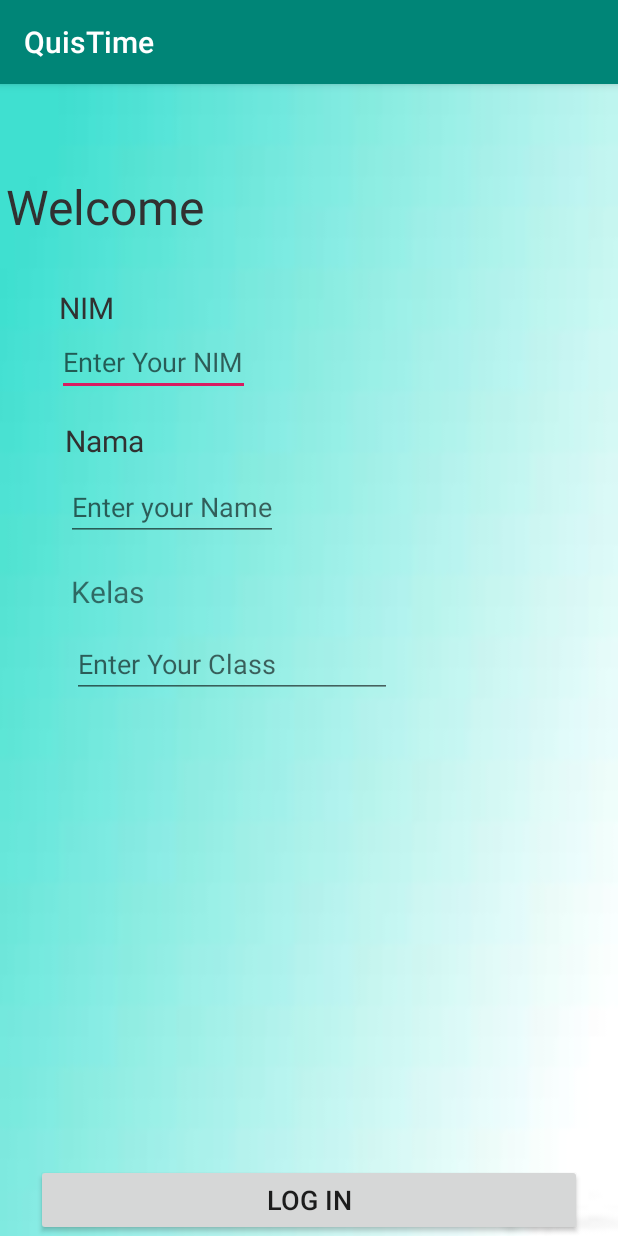
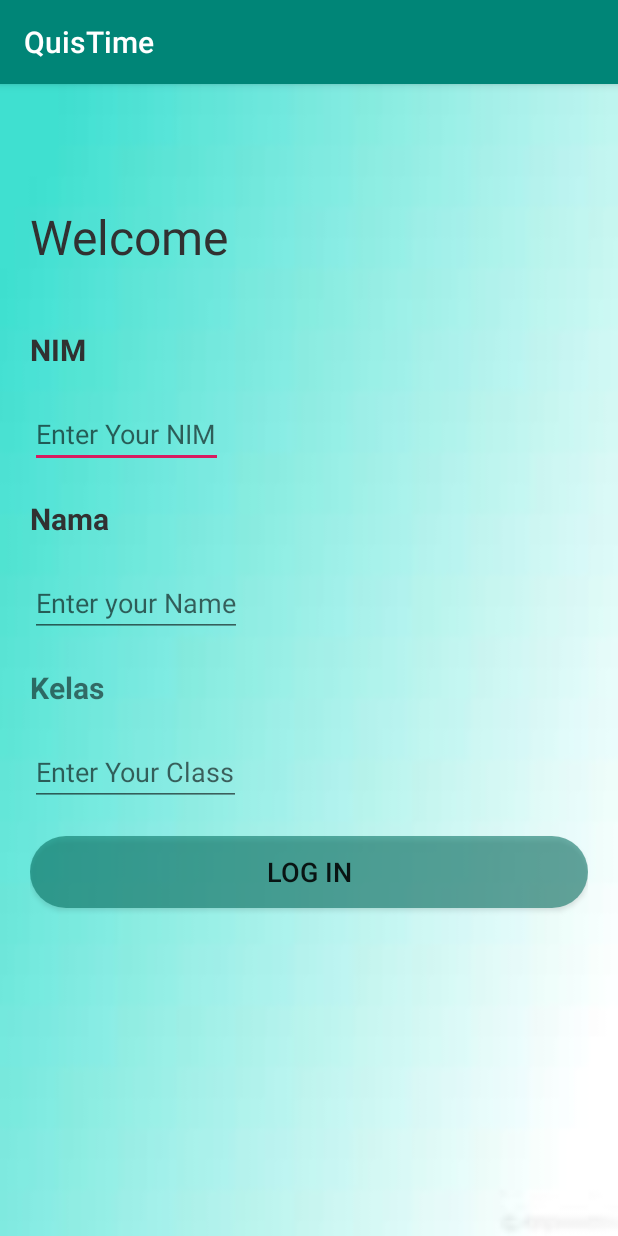
Before and after one commit to MalangDeveloper/QuisTime, an Android app: the MhsLoginActivity screen opened directly, with no data from a screen before it, on a phone screen of 412 x 824 dp. Run offline under Robolectric (Android 15) with nearby library versions, the phone set to English and light mode, and no system bars; our stand-ins replace Firebase (no records; nobody signed in at launch, a user with empty details on screens opened directly).

Commit message:
mengubah tampilan

```diff
--- /dev/null
+++ b/app/src/main/res/drawable/roundedbutton.xml
@@ -0,0 +1,6 @@
+<?xml version="1.0" encoding="utf-8"?>
+<shape xmlns:android="http://schemas.android.com/apk/res/android" android:shape="rectangle">
+    <corners android:radius="150dp"></corners>
+    <solid android:color="@color/rounded1"></solid>
+
+</shape>
--- a/app/src/main/res/layout/activity_list_nilai.xml
+++ b/app/src/main/res/layout/activity_list_nilai.xml
@@ -4,6 +4,7 @@
     xmlns:tools="http://schemas.android.com/tools"
     android:layout_width="match_parent"
     android:layout_height="match_parent"
+    android:background="@drawable/background"
     tools:context=".Menu.ListNilaiActivity">
 
     <EditText
@@ -25,6 +26,7 @@
         android:layout_height="wrap_content"
         android:layout_marginEnd="28dp"
         android:text="Button"
+        android:background="@drawable/roundedbutton"
         app:layout_constraintBottom_toTopOf="@+id/guideline3"
         app:layout_constraintEnd_toEndOf="parent"
         app:layout_constraintStart_toEndOf="@+id/txtCariNIM"
--- a/app/src/main/res/layout/activity_login_dosen.xml
+++ b/app/src/main/res/layout/activity_login_dosen.xml
@@ -76,6 +76,7 @@
         android:layout_marginEnd="24dp"
         android:layout_marginBottom="212dp"
         android:text="LOG IN"
+        android:background="@drawable/roundedbutton"
         android:textSize="18sp"
         app:layout_constraintBottom_toBottomOf="parent"
         app:layout_constraintEnd_toEndOf="parent"
@@ -87,6 +88,7 @@
         android:layout_width="wrap_content"
         android:layout_height="wrap_content"
         android:text="Tambah"
+        android:background="@drawable/roundedbutton"
         app:layout_constraintEnd_toEndOf="parent"
         app:layout_constraintTop_toTopOf="parent" />
 </androidx.constraintlayout.widget.ConstraintLayout>
--- a/app/src/main/res/layout/activity_matkul.xml
+++ b/app/src/main/res/layout/activity_matkul.xml
@@ -46,5 +46,6 @@
         app:layout_constraintBottom_toTopOf="@+id/guideline"
         app:layout_constraintEnd_toEndOf="parent"
         app:layout_constraintTop_toTopOf="parent"
+        android:background="@drawable/roundedbutton"
         app:layout_constraintVertical_bias="0.274" />
 </androidx.constraintlayout.widget.ConstraintLayout>
--- a/app/src/main/res/layout/activity_mhs_login.xml
+++ b/app/src/main/res/layout/activity_mhs_login.xml
@@ -1,12 +1,17 @@
 <?xml version="1.0" encoding="utf-8"?>
-<androidx.constraintlayout.widget.ConstraintLayout xmlns:android="http://schemas.android.com/apk/res/android"
+<LinearLayout xmlns:android="http://schemas.android.com/apk/res/android"
     xmlns:app="http://schemas.android.com/apk/res-auto"
     xmlns:tools="http://schemas.android.com/tools"
     android:layout_width="match_parent"
     android:layout_height="match_parent"
     android:background="@drawable/background"
+    android:orientation="vertical"
     tools:context=".Menu.MhsLoginActivity">
-
+    <LinearLayout
+        android:layout_width="match_parent"
+        android:layout_height="match_parent"
+        android:layout_margin="20dp"
+        android:orientation="vertical">
         <TextView
             android:id="@+id/welcome_back"
             android:layout_width="wrap_content"
@@ -14,106 +19,68 @@
             android:layout_marginTop="60dp"
             android:text="Welcome "
             android:textColor="#313131"
-        android:textSize="32sp"
-        app:layout_constraintEnd_toEndOf="parent"
-        app:layout_constraintHorizontal_bias="0.014"
-        app:layout_constraintStart_toStartOf="parent"
-        app:layout_constraintTop_toTopOf="parent" />
+            android:textSize="32sp" />
 
         <TextView
             android:id="@+id/reset_code"
             android:layout_width="wrap_content"
             android:layout_height="wrap_content"
-        android:layout_marginLeft="24dp"
-        android:layout_marginTop="32dp"
-        android:layout_marginEnd="336dp"
+            android:layout_marginTop="40dp"
             android:text="NIM"
             android:textColor="#313131"
             android:textSize="20sp"
-        app:layout_constraintEnd_toEndOf="parent"
-        app:layout_constraintLeft_toLeftOf="parent"
-        app:layout_constraintTop_toBottomOf="@+id/welcome_back" />
+            android:textStyle="bold" />
 
         <EditText
             android:id="@+id/txtNIM"
             android:layout_width="wrap_content"
             android:layout_height="wrap_content"
             android:hint="Enter Your NIM"
-        android:inputType="textEmailAddress"
-        app:layout_constraintEnd_toEndOf="parent"
-        app:layout_constraintHorizontal_bias="0.134"
-        app:layout_constraintLeft_toLeftOf="parent"
-        app:layout_constraintRight_toRightOf="parent"
-        app:layout_constraintStart_toStartOf="parent"
-        app:layout_constraintTop_toBottomOf="@+id/reset_code" />
+            android:layout_marginTop="20dp"
+            android:inputType="textEmailAddress" />
 
         <TextView
             android:id="@+id/new_password"
             android:layout_width="wrap_content"
             android:layout_height="wrap_content"
-        android:layout_marginLeft="20dp"
-        android:layout_marginTop="16dp"
-        android:layout_marginEnd="316dp"
+            android:layout_marginTop="20dp"
             android:text="Nama"
             android:textColor="#313131"
             android:textSize="20sp"
-        app:layout_constraintEnd_toEndOf="parent"
-        app:layout_constraintLeft_toLeftOf="parent"
-        app:layout_constraintTop_toBottomOf="@+id/txtNIM" />
+            android:textStyle="bold" />
 
         <EditText
             android:id="@+id/txtNama"
             android:layout_width="wrap_content"
             android:layout_height="wrap_content"
-        android:layout_marginLeft="24dp"
-        android:layout_marginTop="8dp"
-        android:layout_marginRight="24dp"
-        android:hint="@string/enter_nama"
-        app:layout_constraintHorizontal_bias="0.089"
-        app:layout_constraintLeft_toLeftOf="parent"
-        app:layout_constraintRight_toRightOf="parent"
-        app:layout_constraintTop_toBottomOf="@+id/new_password" />
+            android:layout_marginTop="20dp"
+            android:hint="@string/enter_nama" />
+
+        <TextView
+            android:id="@+id/textView7"
+            android:layout_width="wrap_content"
+            android:layout_height="wrap_content"
+            android:layout_marginTop="20dp"
+            android:text="Kelas"
+            android:textSize="20sp"
+            android:textStyle="bold" />
+
+        <EditText
+            android:id="@+id/txtKelas"
+            android:layout_width="wrap_content"
+            android:layout_height="wrap_content"
+            android:layout_marginTop="20dp"
+            android:hint="@string/enter_kelas"
+            android:inputType="textPersonName"
+            android:textSize="18sp" />
 
         <Button
             android:id="@+id/btnLogin"
             android:layout_width="match_parent"
             android:layout_height="wrap_content"
-        android:layout_marginStart="24dp"
-        android:layout_marginEnd="24dp"
+            android:layout_marginTop="20dp"
+            android:background="@drawable/roundedbutton"
             android:text="LOG IN"
-        android:textSize="18sp"
-        app:layout_constraintBottom_toBottomOf="parent"
-        app:layout_constraintEnd_toEndOf="parent"
-        app:layout_constraintHorizontal_bias="0.0"
-        app:layout_constraintStart_toStartOf="parent"
-        app:layout_constraintTop_toBottomOf="@+id/txtKelas"
-        app:layout_constraintVertical_bias="1.0" />
-
-    <TextView
-        android:id="@+id/textView7"
-        android:layout_width="wrap_content"
-        android:layout_height="wrap_content"
-        android:layout_marginStart="16dp"
-        android:layout_marginTop="20dp"
-        android:text="Kelas"
-        android:textSize="20sp"
-        app:layout_constraintEnd_toEndOf="parent"
-        app:layout_constraintHorizontal_bias="0.091"
-        app:layout_constraintStart_toStartOf="parent"
-        app:layout_constraintTop_toBottomOf="@+id/txtNama" />
-
-    <EditText
-        android:id="@+id/txtKelas"
-        android:layout_width="wrap_content"
-        android:layout_height="wrap_content"
-        android:layout_marginTop="12dp"
-        android:ems="10"
-        android:inputType="textPersonName"
-        android:textSize="18sp"
-        app:layout_constraintEnd_toEndOf="parent"
-        app:layout_constraintHorizontal_bias="0.242"
-        app:layout_constraintStart_toStartOf="parent"
-        android:hint="@string/enter_kelas"
-        app:layout_constraintTop_toBottomOf="@+id/textView7" />
-
-</androidx.constraintlayout.widget.ConstraintLayout>
+            android:textSize="18sp" />
+    </LinearLayout>
+</LinearLayout>
--- a/app/src/main/res/layout/jawabsoal.xml
+++ b/app/src/main/res/layout/jawabsoal.xml
@@ -11,6 +11,7 @@
     <LinearLayout
         android:layout_width="wrap_content"
         android:layout_height="wrap_content"
+        android:layout_margin="20dp"
         android:orientation="horizontal">
 
         <TextView
--- a/app/src/main/res/values/colors.xml
+++ b/app/src/main/res/values/colors.xml
@@ -5,6 +5,8 @@
     <color name="colorAccent">#D81B60</color>
     <color name="colorBlue">#29BBBB</color>
     <color name="blue">#523B4DA8</color>
+    <color name="rounded1">#8B006D5F</color>
+    <color name="white">#FFFFFF</color>
 
 
     <color name="dot_dark_screen1">#03105A</color>
```
Also changed, not shown: app/src/main/res/layout/activity_home.xml (+17 -5 lines), app/src/main/res/layout/activity_main.xml (+19 -15 lines), app/src/main/res/layout/activity_signin.xml (+11 -0 lines), app/src/main/res/layout/activity_tambah_matkul.xml (+21 -22 lines), app/src/main/res/layout/activity_tambah_soal.xml (+17 -1 lines), app/src/main/res/layout/activity_token.xml (+17 -21 lines). Lines whose indentation alone changed are shown as unchanged.
